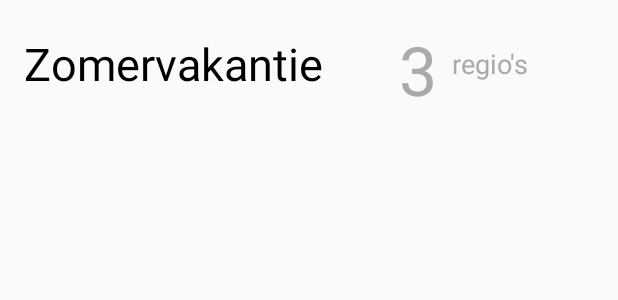
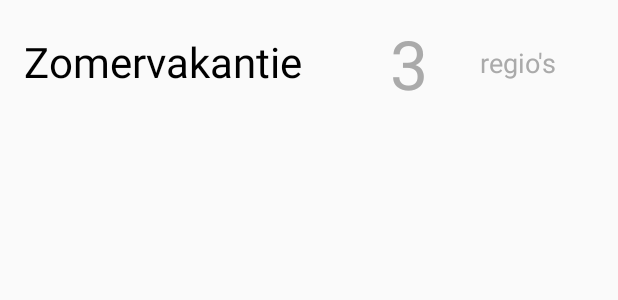
Before and after one commit to CIearSkies/VakantieTrackerNederland, an Android app: the layout hoofd_adapter.xml on its own in the app's theme, with its tools: preview values and no code run, on a phone screen of 412 x 824 dp. Shown: the top 300 px of the screen. Run offline under Robolectric (Android 15) with nearby library versions, the phone set to English and light mode, and no system bars.

Commit message:
Fixed stuff

```diff
--- a/app/src/main/AndroidManifest.xml
+++ b/app/src/main/AndroidManifest.xml
@@ -16,7 +16,8 @@
                 <category android:name="android.intent.category.LAUNCHER" />
             </intent-filter>
         </activity>
-        <activity android:name=".hoofdAdapter"></activity>
+        <activity android:name=".hoofdAdapter" />
+        <activity android:name=".VakantieDetail"></activity>
     </application>
 
 </manifest>
--- a/app/src/main/res/layout/hoofd_adapter.xml
+++ b/app/src/main/res/layout/hoofd_adapter.xml
@@ -8,17 +8,20 @@
 
     <TextView
         android:id="@+id/vakantie_ID_txt"
-        android:layout_width="210dp"
+        android:layout_width="204dp"
         android:layout_height="37dp"
+        android:layout_marginBottom="22dp"
         android:layout_marginLeft="16dp"
         android:layout_marginTop="22dp"
         android:fontFamily="sans-serif"
         android:text="TextView"
         android:textAppearance="@style/TextAppearance.AppCompat.Body2"
         android:textColor="@android:color/black"
-        android:textSize="30sp"
+        android:textSize="28sp"
+        app:layout_constraintBottom_toTopOf="@+id/guideline"
         app:layout_constraintLeft_toLeftOf="parent"
         app:layout_constraintTop_toTopOf="parent"
+        app:layout_constraintVertical_bias="0.0"
         tools:text="Zomervakantie" />
 
     <TextView
@@ -32,19 +35,33 @@
         android:textColor="@android:color/darker_gray"
         app:layout_constraintLeft_toRightOf="@+id/vakantie_ID_txt"
         app:layout_constraintTop_toTopOf="parent"
-        tools:text="3" />
+        tools:text="3"
+        android:layout_marginBottom="16dp"
+        app:layout_constraintBottom_toTopOf="@+id/guideline" />
 
     <TextView
         android:id="@+id/regio_ID_txt"
         android:layout_width="63dp"
         android:layout_height="23dp"
-        android:layout_marginLeft="9dp"
-        android:layout_marginTop="30dp"
+        android:layout_marginLeft="13dp"
+        android:layout_marginTop="40dp"
         android:text="TextView"
         android:textColor="@android:color/darker_gray"
         android:textSize="18sp"
         app:layout_constraintLeft_toRightOf="@+id/regio_ID_nr"
         app:layout_constraintTop_toTopOf="parent"
-        tools:text="regio's" />
+        tools:text="regio's"
+        android:layout_marginBottom="36dp"
+        app:layout_constraintBottom_toTopOf="@+id/guideline"
+        android:layout_marginRight="8dp"
+        app:layout_constraintVertical_bias="0.473"
+        app:layout_constraintRight_toRightOf="parent" />
+
+    <android.support.constraint.Guideline
+        android:layout_width="wrap_content"
+        android:layout_height="wrap_content"
+        android:id="@+id/guideline"
+        app:layout_constraintGuide_begin="76dp"
+        android:orientation="horizontal" />
 
 </android.support.constraint.ConstraintLayout>
--- a/app/src/main/res/values/styles.xml
+++ b/app/src/main/res/values/styles.xml
@@ -1,7 +1,7 @@
 <resources>
 
     <!-- Base application theme. -->
-    <style name="AppTheme" parent="Theme.AppCompat.Light.NoActionBar">
+    <style name="AppTheme" parent="Theme.AppCompat.Light.DarkActionBar">
         <!-- Customize your theme here. -->
         <item name="colorPrimary">@color/colorPrimary</item>
         <item name="colorPrimaryDark">@color/colorPrimaryDark</item>
```
Also changed, not shown: app/src/main/java/com/arstotzka/tristen/vakantietrackernederland/MainActivity.java (+6 -1 lines), app/src/main/java/com/arstotzka/tristen/vakantietrackernederland/VakantieDetail.java (added, +13 -0 lines), app/src/main/java/com/arstotzka/tristen/vakantietrackernederland/hoofdAdapter.java (+5 -3 lines), app/src/main/res/layout/activity_main.xml (+8 -7 lines), app/src/main/res/layout/activity_vakantie_detail.xml (added, +9 -0 lines).
